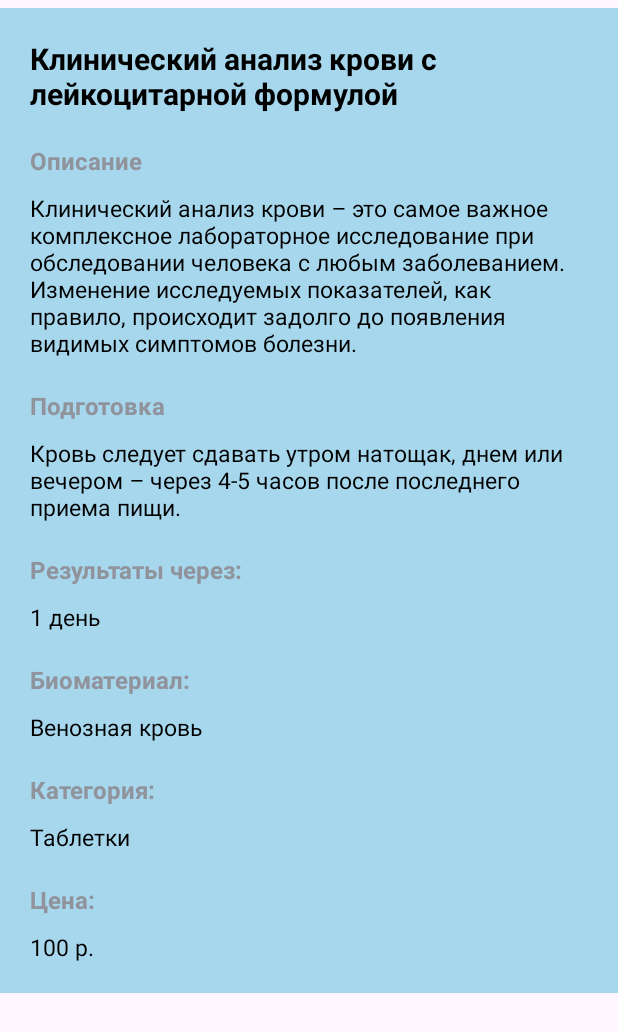
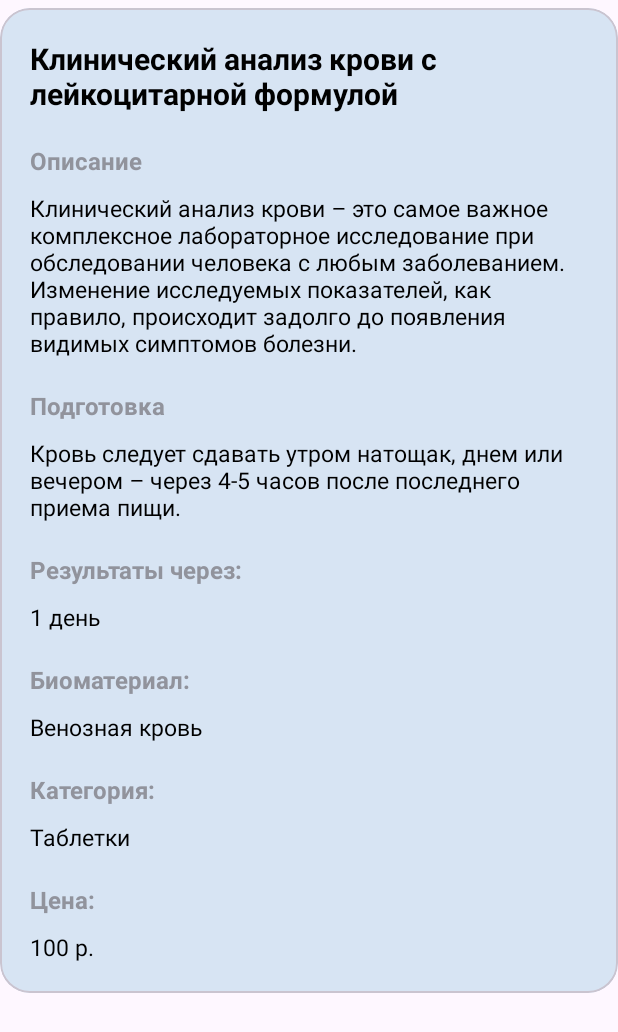
Before and after one commit to OtterUnderwater/MobileProfiApi, an Android app: the layout item_catalog.xml on its own in the app's theme, with its tools: preview values and no code run, on a phone screen of 412 x 824 dp. Shown: the top 1032 px of the screen. Run offline under Robolectric (Android 15) with nearby library versions, the phone set to English and light mode, and no system bars.

Commit message:
все работает и красивый вывод

```diff
--- a/app/src/main/res/layout/item_catalog.xml
+++ b/app/src/main/res/layout/item_catalog.xml
@@ -4,9 +4,22 @@
     xmlns:tools="http://schemas.android.com/tools"
     android:layout_width="match_parent"
     android:layout_height="wrap_content"
-    android:paddingVertical="20dp"
-    android:layout_marginVertical="5dp"
-    android:background="#A6D7ED">
+    android:layout_marginVertical="5dp">
+
+    <com.google.android.material.card.MaterialCardView
+        android:layout_width="wrap_content"
+        android:layout_height="wrap_content"
+        app:cardBackgroundColor="#4062ADCF"
+        app:cardCornerRadius="20dp"
+        app:layout_constraintBottom_toBottomOf="parent"
+        app:layout_constraintEnd_toEndOf="parent"
+        app:layout_constraintStart_toStartOf="parent"
+        app:layout_constraintTop_toTopOf="parent">
+
+        <androidx.constraintlayout.widget.ConstraintLayout
+            android:layout_width="match_parent"
+            android:layout_height="wrap_content"
+            android:paddingVertical="20dp">
 
             <TextView
                 android:id="@+id/tName"
@@ -116,3 +129,7 @@
                 tools:ignore="HardcodedText" />
 
         </androidx.constraintlayout.widget.ConstraintLayout>
+
+    </com.google.android.material.card.MaterialCardView>
+
+</androidx.constraintlayout.widget.ConstraintLayout>
```
Lines whose indentation alone changed are shown as unchanged.
